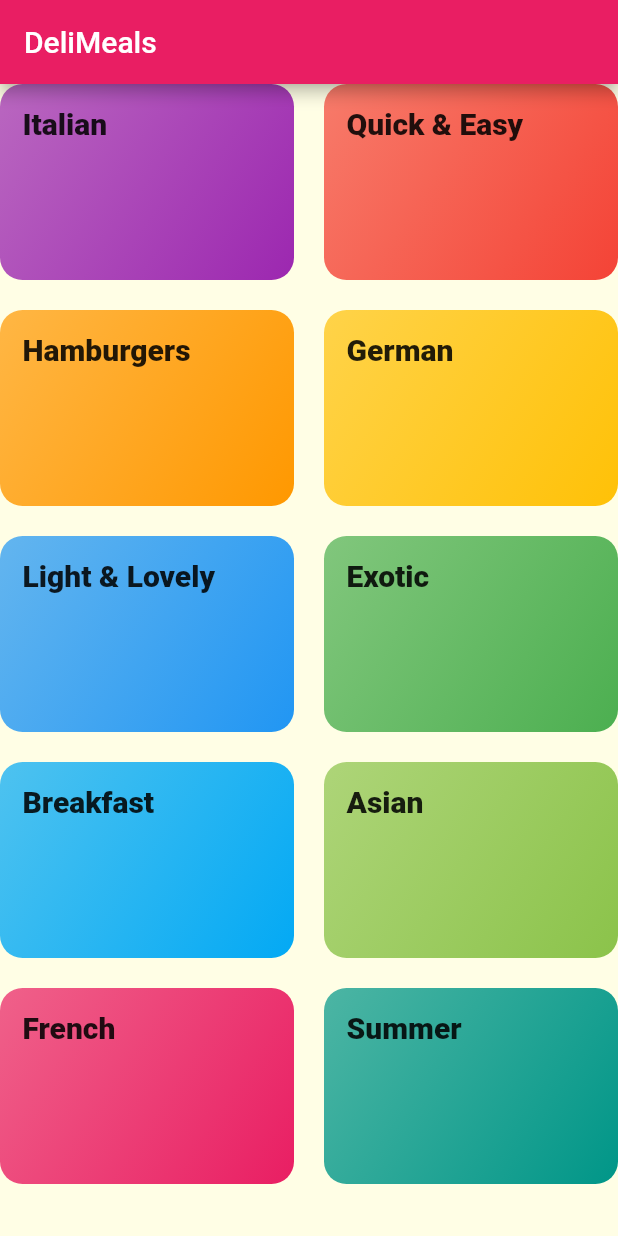
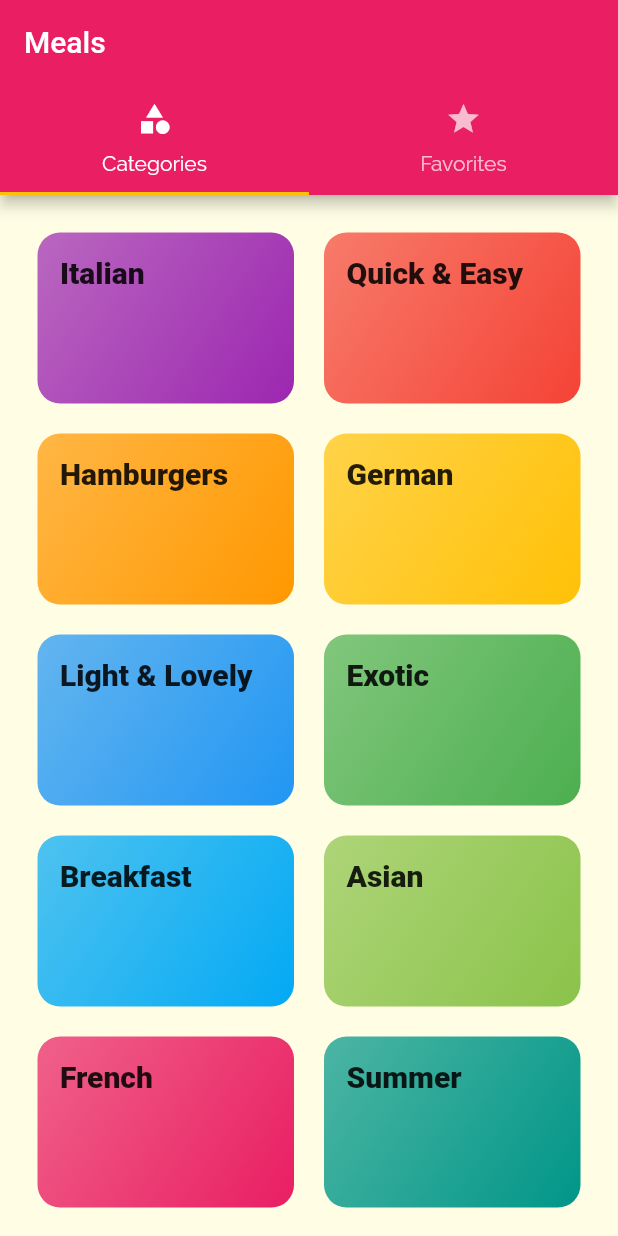
Before and after one commit to aniribe/flutter-meals-app, a Flutter app: the screen it shows after launch, on a phone screen of 412 x 824 dp. Run offline on Flutter 3.47's test engine with Material 2 defaults, Android fonts, the phone set to English and light mode, and no system bars.

Commit message:
Lessons 170 - 174 from flutter course;

```diff
--- a/lib/main.dart
+++ b/lib/main.dart
@@ -1,6 +1,8 @@
 import 'package:flutter/material.dart';
 import 'package:meal_app_from_flutter_course/screens/categories_screen.dart';
 import 'package:meal_app_from_flutter_course/screens/category_meals_screen.dart';
+import 'package:meal_app_from_flutter_course/screens/meal_details_screen.dart';
+import 'package:meal_app_from_flutter_course/screens/tabs_screen.dart';
 
 void main() {
   runApp(MyApp());
@@ -24,8 +26,9 @@ class MyApp extends StatelessWidget {
       ),
       // home: const CategoriesScreen(),
       routes: {
-        '/': (context) => const CategoriesScreen(),
+        '/': (context) => const TabsScreen(),
         CategoryMealsScreen.routeName: (context) => const CategoryMealsScreen(),
+        MealDetailsScreen.routeName: (context) => const MealDetailsScreen(),
       },
     );
   }
--- a/lib/screens/categories_screen.dart
+++ b/lib/screens/categories_screen.dart
@@ -7,12 +7,8 @@ class CategoriesScreen extends StatelessWidget {
 
   @override
   Widget build(BuildContext context) {
-    return Scaffold(
-      appBar: AppBar(
-        title: const Text('DeliMeals'),
-      ),
-      body: SafeArea(
-        child: GridView(
+    return GridView(
+      padding: EdgeInsets.all(25),
       gridDelegate: const SliverGridDelegateWithMaxCrossAxisExtent(
         maxCrossAxisExtent: 200,
         childAspectRatio: 3 / 2,
@@ -28,8 +24,6 @@ class CategoriesScreen extends StatelessWidget {
             ),
           )
           .toList(),
-        ),
-      ),
     );
   }
 }
--- a/lib/screens/category_meals_screen.dart
+++ b/lib/screens/category_meals_screen.dart
@@ -32,6 +32,7 @@ class CategoryMealsScreen extends StatelessWidget {
           itemCount: categoryMeals.length,
           itemBuilder: (context, index) {
             return MealItem(
+              id: categoryMeals[index].id,
               title: categoryMeals[index].title,
               imageUrl: categoryMeals[index].imageUrl,
               duration: categoryMeals[index].duration,
--- /dev/null
+++ b/lib/screens/tabs_screen.dart
@@ -0,0 +1,43 @@
+import 'package:flutter/cupertino.dart';
+import 'package:flutter/material.dart';
+import 'package:meal_app_from_flutter_course/screens/favorites_screen.dart';
+
+import 'categories_screen.dart';
+
+class TabsScreen extends StatefulWidget {
+  const TabsScreen({Key? key}) : super(key: key);
+
+  @override
+  State<TabsScreen> createState() => _TabsScreenState();
+}
+
+class _TabsScreenState extends State<TabsScreen> {
+  @override
+  Widget build(BuildContext context) {
+    return DefaultTabController(
+        length: 2,
+        child: Scaffold(
+          appBar: AppBar(
+            title: const Text('Meals'),
+            bottom: const TabBar(
+              tabs: [
+                Tab(
+                  icon: Icon(Icons.category),
+                  text: 'Categories',
+                ),
+                Tab(
+                  icon: Icon(Icons.star),
+                  text: 'Favorites',
+                ),
+              ],
+            ),
+          ),
+          body: TabBarView(
+            children: [
+              CategoriesScreen(),
+              FavoritesScreen(),
+            ],
+          ),
+        ));
+  }
+}
```
Also changed, not shown: lib/screens/favorites_screen.dart (added, +13 -0 lines), lib/screens/meal_details_screen.dart (added, +86 -0 lines), lib/widgets/meal_item.dart (+8 -3 lines). Lines whose indentation alone changed are shown as unchanged.
